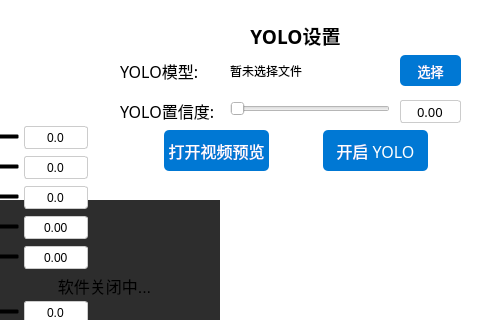
CodeTricycle/overwatch-yolo, file ui/VisionAimWindow.ui: the form before one commit; both pictures show x 281 to 772 and y 0 to 320 of the 772 by 570 pixel window.
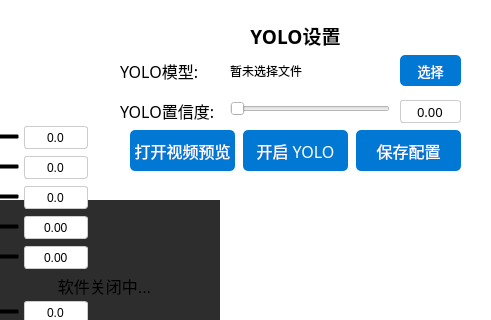
The form after the commit.

Commit message:
feat: 恢复保存配置按钮，三个操作按钮一行排列
- 恢复 saveConfigButton 按钮

- 打开视频预览(x=20)、开启YOLO(x=133)、保存配置(x=246) 三个按钮一行排列

- 按钮样式统一：蓝色背景白色文字圆角5px

Patch:
```diff
--- a/ui/VisionAimWindow.ui
+++ b/ui/VisionAimWindow.ui
@@ -218,7 +218,7 @@
      <widget class="QPushButton" name="OpVideoButton">
       <property name="geometry">
        <rect>
-        <x>54</x>
+        <x>20</x>
         <y>120</y>
         <width>105</width>
         <height>41</height>
@@ -243,7 +243,7 @@
      <widget class="QPushButton" name="OpYoloButton">
       <property name="geometry">
        <rect>
-        <x>213</x>
+        <x>133</x>
         <y>120</y>
         <width>105</width>
         <height>41</height>
@@ -265,6 +265,31 @@
        <string>开启 YOLO</string>
       </property>
      </widget>
+     <widget class="QPushButton" name="saveConfigButton">
+      <property name="geometry">
+       <rect>
+        <x>246</x>
+        <y>120</y>
+        <width>105</width>
+        <height>41</height>
+       </rect>
+      </property>
+      <property name="font">
+       <font>
+        <family>Microsoft YaHei</family>
+        <pointsize>12</pointsize>
+       </font>
+      </property>
+      <property name="styleSheet">
+       <string notr="true">background-color: rgb(0, 120, 212); color: white; border-radius: 5px;</string>
+      </property>
+      <property name="cursor">
+       <cursorShape>PointingHandCursor</cursorShape>
+      </property>
+      <property name="text">
+       <string>保存配置</string>
+      </property>
+     </widget>
     </widget>
 
    <widget class="QWidget" name="closeMessageWidget" native="true">
```
